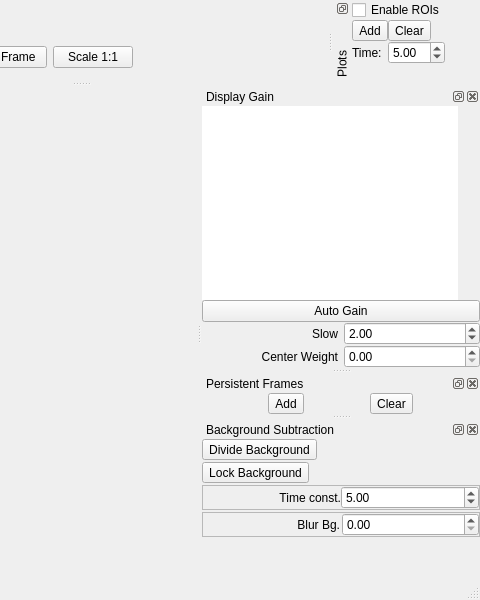
Qt form lib/modules/Camera/CameraTemplate.ui (acq4/acq4) before a commit; both pictures show x 319 to 799 and y 0 to 600 of the 799 by 600 pixel window.
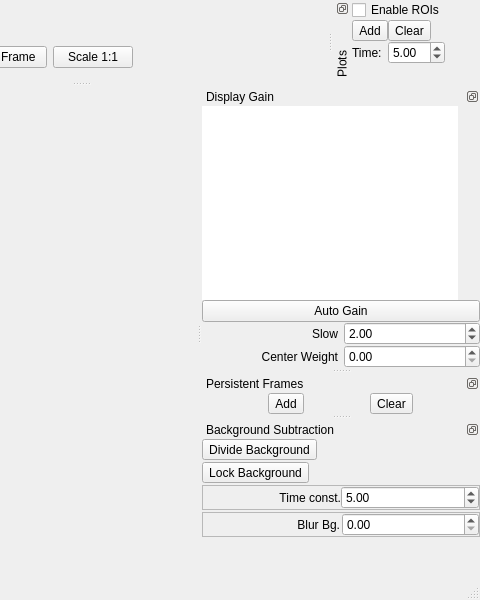
The same form after that commit. Custom widgets are drawn as their Qt base class.

Commit message: Don't allow camera docks to be closed.

```diff
--- a/lib/modules/Camera/CameraTemplate.ui
+++ b/lib/modules/Camera/CameraTemplate.ui
@@ -212,6 +212,9 @@
      <verstretch>0</verstretch>
     </sizepolicy>
    </property>
+   <property name="features">
+    <set>QDockWidget::DockWidgetFloatable|QDockWidget::DockWidgetMovable</set>
+   </property>
    <property name="windowTitle">
     <string>Display Gain</string>
    </property>
@@ -437,7 +440,7 @@
     <bool>false</bool>
    </property>
    <property name="features">
-    <set>QDockWidget::AllDockWidgetFeatures</set>
+    <set>QDockWidget::DockWidgetFloatable|QDockWidget::DockWidgetMovable</set>
    </property>
    <property name="windowTitle">
     <string>Persistent Frames</string>
@@ -480,6 +483,9 @@
    <property name="floating">
     <bool>false</bool>
    </property>
+   <property name="features">
+    <set>QDockWidget::DockWidgetFloatable|QDockWidget::DockWidgetMovable</set>
+   </property>
    <property name="windowTitle">
     <string>Background Subtraction</string>
    </property>
```
The commit also changes 1 other file.
